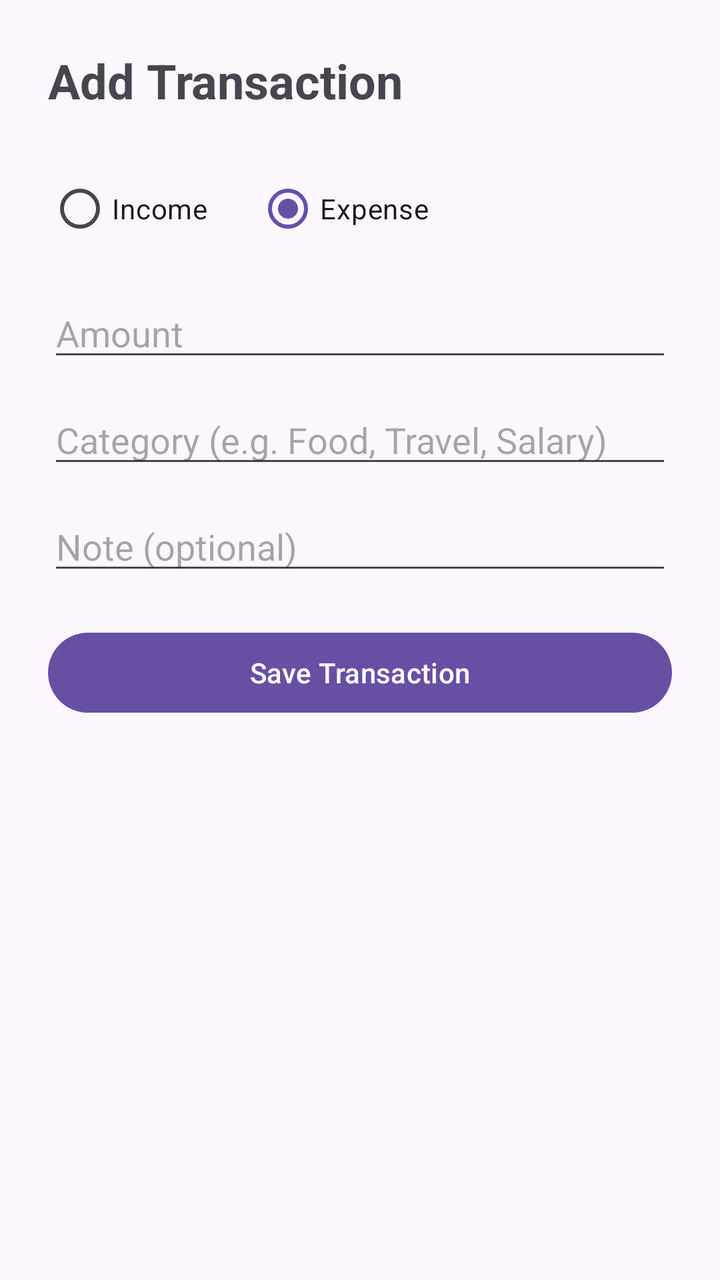
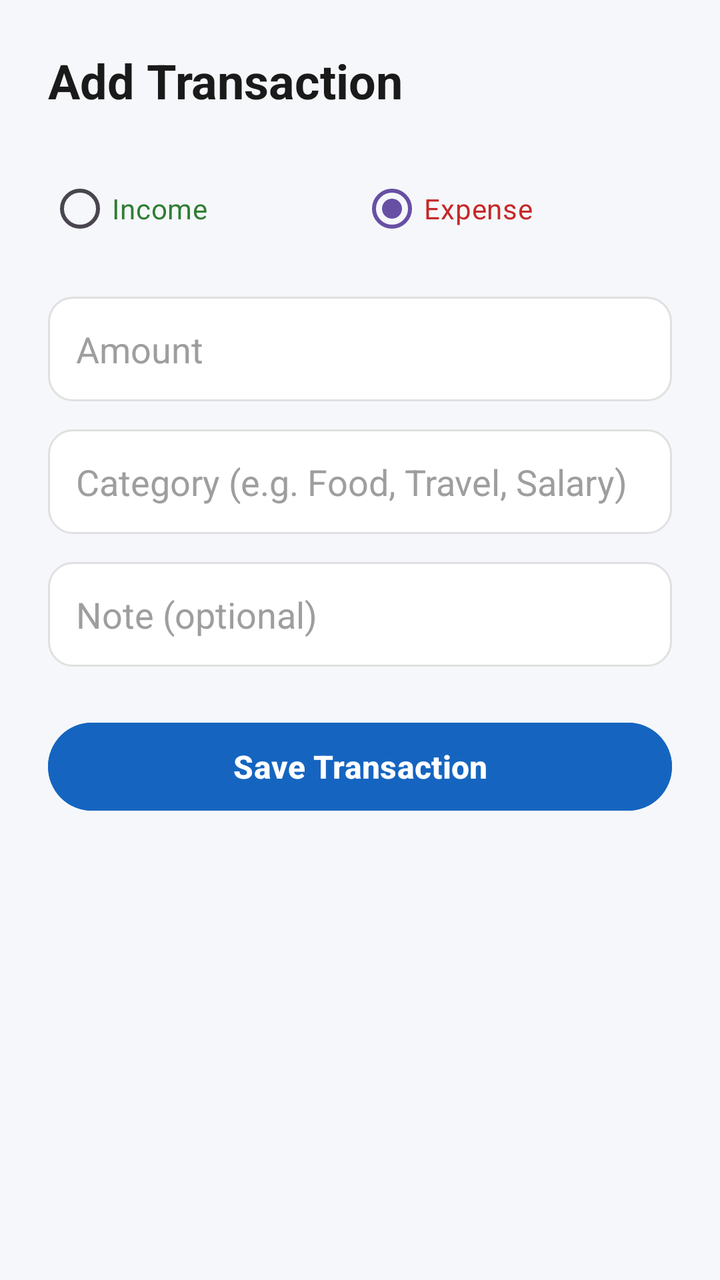

Compare the two renders of this Android layout. The source of the first and the diff that turns it into the second are given below.
<!-- AndroidManifest.xml: application theme Theme.SmartSpend -->
<!-- res/layout/activity_add_transaction.xml -->
<?xml version="1.0" encoding="utf-8"?>
<LinearLayout xmlns:android="http://schemas.android.com/apk/res/android"
    android:layout_width="match_parent"
    android:layout_height="match_parent"
    android:orientation="vertical"
    android:padding="24dp">

    <TextView
        android:layout_width="wrap_content"
        android:layout_height="wrap_content"
        android:text="Add Transaction"
        android:textSize="24sp"
        android:textStyle="bold"
        android:layout_marginBottom="24dp" />

    <RadioGroup
        android:id="@+id/rgType"
        android:layout_width="wrap_content"
        android:layout_height="wrap_content"
        android:orientation="horizontal"
        android:layout_marginBottom="16dp">

        <RadioButton
            android:id="@+id/rbIncome"
            android:layout_width="wrap_content"
            android:layout_height="wrap_content"
            android:text="Income" />

        <RadioButton
            android:id="@+id/rbExpense"
            android:layout_width="wrap_content"
            android:layout_height="wrap_content"
            android:text="Expense"
            android:checked="true"
            android:layout_marginStart="24dp" />
    </RadioGroup>

    <EditText
        android:id="@+id/etAmount"
        android:layout_width="match_parent"
        android:layout_height="wrap_content"
        android:hint="Amount"
        android:inputType="numberDecimal"
        android:layout_marginBottom="12dp" />

    <EditText
        android:id="@+id/etCategory"
        android:layout_width="match_parent"
        android:layout_height="wrap_content"
        android:hint="Category (e.g. Food, Travel, Salary)"
        android:layout_marginBottom="12dp" />

    <EditText
        android:id="@+id/etNote"
        android:layout_width="match_parent"
        android:layout_height="wrap_content"
        android:hint="Note (optional)"
        android:layout_marginBottom="20dp" />

    <Button
        android:id="@+id/btnSaveTransaction"
        android:layout_width="match_parent"
        android:layout_height="wrap_content"
        android:text="Save Transaction" />

</LinearLayout>
<!-- resources referenced by this layout -->
<resources>
  <style name="Theme.SmartSpend" parent="Base.Theme.SmartSpend" />
  <style name="Base.Theme.SmartSpend" parent="Theme.Material3.DayNight.NoActionBar">
          
          
      </style>
</resources>

<!-- the commit's change to res/layout/activity_add_transaction.xml (unified diff, before → after) -->
@@ -1,66 +1,94 @@
 <?xml version="1.0" encoding="utf-8"?>
-<LinearLayout xmlns:android="http://schemas.android.com/apk/res/android"
+<ScrollView xmlns:android="http://schemas.android.com/apk/res/android"
     android:layout_width="match_parent"
     android:layout_height="match_parent"
-    android:orientation="vertical"
-    android:padding="24dp">
+    android:background="#F5F7FA">
 
-    <TextView
-        android:layout_width="wrap_content"
+    <LinearLayout
+        android:layout_width="match_parent"
         android:layout_height="wrap_content"
-        android:text="Add Transaction"
-        android:textSize="24sp"
-        android:textStyle="bold"
-        android:layout_marginBottom="24dp" />
+        android:orientation="vertical"
+        android:padding="24dp">
 
-    <RadioGroup
-        android:id="@+id/rgType"
-        android:layout_width="wrap_content"
-        android:layout_height="wrap_content"
-        android:orientation="horizontal"
-        android:layout_marginBottom="16dp">
-
-        <RadioButton
-            android:id="@+id/rbIncome"
+        <TextView
             android:layout_width="wrap_content"
             android:layout_height="wrap_content"
-            android:text="Income" />
+            android:text="Add Transaction"
+            android:textSize="24sp"
+            android:textStyle="bold"
+            android:textColor="#1A1A1A"
+            android:textColorHint="#9E9E9E"
+            android:layout_marginBottom="24dp" />
 
-        <RadioButton
-            android:id="@+id/rbExpense"
-            android:layout_width="wrap_content"
+        <RadioGroup
+            android:id="@+id/rgType"
+            android:layout_width="match_parent"
             android:layout_height="wrap_content"
-            android:text="Expense"
-            android:checked="true"
-            android:layout_marginStart="24dp" />
-    </RadioGroup>
+            android:orientation="horizontal"
+            android:layout_marginBottom="20dp">
 
-    <EditText
-        android:id="@+id/etAmount"
-        android:layout_width="match_parent"
-        android:layout_height="wrap_content"
-        android:hint="Amount"
-        android:inputType="numberDecimal"
-        android:layout_marginBottom="12dp" />
+            <RadioButton
+                android:id="@+id/rbIncome"
+                android:layout_width="0dp"
+                android:layout_height="wrap_content"
+                android:layout_weight="1"
+                android:text="Income"
+                android:textColor="#2E7D32" />
 
-    <EditText
-        android:id="@+id/etCategory"
-        android:layout_width="match_parent"
-        android:layout_height="wrap_content"
-        android:hint="Category (e.g. Food, Travel, Salary)"
-        android:layout_marginBottom="12dp" />
+            <RadioButton
+                android:id="@+id/rbExpense"
+                android:layout_width="0dp"
+                android:layout_height="wrap_content"
+                android:layout_weight="1"
+                android:text="Expense"
+                android:textColor="#C62828"
+                android:checked="true" />
+        </RadioGroup>
 
-    <EditText
-        android:id="@+id/etNote"
-        android:layout_width="match_parent"
-        android:layout_height="wrap_content"
-        android:hint="Note (optional)"
-        android:layout_marginBottom="20dp" />
+        <EditText
+            android:id="@+id/etAmount"
+            android:layout_width="match_parent"
+            android:layout_height="wrap_content"
+            android:hint="Amount"
+            android:inputType="numberDecimal"
+            android:padding="14dp"
+            android:textColor="#1A1A1A"
+            android:textColorHint="#9E9E9E"
+            android:background="@drawable/edittext_rounded_bg"
+            android:layout_marginBottom="14dp" />
 
-    <Button
-        android:id="@+id/btnSaveTransaction"
-        android:layout_width="match_parent"
-        android:layout_height="wrap_content"
-        android:text="Save Transaction" />
+        <EditText
+            android:id="@+id/etCategory"
+            android:layout_width="match_parent"
+            android:layout_height="wrap_content"
+            android:hint="Category (e.g. Food, Travel, Salary)"
+            android:padding="14dp"
+            android:textColor="#1A1A1A"
+            android:textColorHint="#9E9E9E"
+            android:background="@drawable/edittext_rounded_bg"
+            android:layout_marginBottom="14dp" />
 
-</LinearLayout>
+        <EditText
+            android:id="@+id/etNote"
+            android:layout_width="match_parent"
+            android:layout_height="wrap_content"
+            android:hint="Note (optional)"
+            android:padding="14dp"
+            android:textColor="#1A1A1A"
+            android:textColorHint="#9E9E9E"
+            android:background="@drawable/edittext_rounded_bg"
+            android:layout_marginBottom="24dp" />
+
+        <Button
+            android:id="@+id/btnSaveTransaction"
+            android:layout_width="match_parent"
+            android:layout_height="52dp"
+            android:text="Save Transaction"
+            android:textSize="16sp"
+            android:textStyle="bold"
+            android:textColor="#FFFFFF"
+            android:backgroundTint="#1565C0" />
+
+    </LinearLayout>
+
+</ScrollView>
<!-- resource entries referenced after the edit -->
@@ -1,5 +1,13 @@
 <!-- resources referenced by this layout -->
 <resources>
+  <!-- drawable edittext_rounded_bg (drawable) -->
+  <?xml version="1.0" encoding="utf-8"?>
+  <shape xmlns:android="http://schemas.android.com/apk/res/android"
+      android:shape="rectangle">
+      <solid android:color="#FFFFFF" />
+      <corners android:radius="12dp" />
+      <stroke android:width="1dp" android:color="#E0E0E0" />
+  </shape>
   <style name="Theme.SmartSpend" parent="Base.Theme.SmartSpend" />
   <style name="Base.Theme.SmartSpend" parent="Theme.Material3.DayNight.NoActionBar">
           
